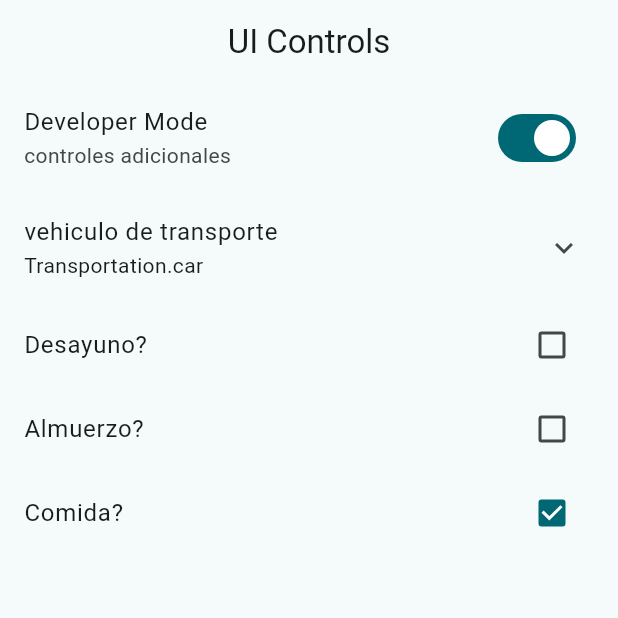
After one commit to andresriscanevo/01bases, a Flutter app: the UIControlsScreen screen opened by its route, on a phone screen of 412 x 824 dp, the top half of it. The commit adds this screen. Run offline on Flutter 3.47's test engine with Material 3 defaults, Android fonts, the phone set to English and light mode, and no system bars; our stand-ins replace go_router.

Commit message:
ui controls

```diff
--- a/lib/config/menu/menu_items.dart
+++ b/lib/config/menu/menu_items.dart
@@ -45,4 +45,10 @@ const appMenuItem = <MenuItem>[
     link: '/animatedcontainer',
     icon: Icons.animation_rounded,
   ),
+  MenuItem(
+    title: 'UiControls',
+    subtitle: 'Una serie de controles de flutter',
+    link: '/uicontrols',
+    icon: Icons.control_point_duplicate,
+  ),
 ];
--- a/lib/config/router/approuter.dart
+++ b/lib/config/router/approuter.dart
@@ -35,5 +35,10 @@ final appRouter = GoRouter(
       name: AnimatedScreen.name,
       builder: (context, state) => const AnimatedScreen(),
     ),
+    GoRoute(
+      path: '/uicontrols',
+      name: UIControlsScreen.name,
+      builder: (context, state) => const UIControlsScreen(),
+    ),
   ],
 );
--- a/lib/presentation/screens/screens.dart
+++ b/lib/presentation/screens/screens.dart
@@ -3,7 +3,7 @@ export 'package:widgetsapp/presentation/screens/app_tutorial/app_tutorial_screen
 export 'package:widgetsapp/presentation/screens/infinite_scroll/infinite_scroll_screen.dart';
 export 'package:widgetsapp/presentation/screens/progress/progress_screen.dart';
 export 'package:widgetsapp/presentation/screens/snackbar/snackbar_screen.dart';
-export 'package:widgetsapp/presentation/screens/ui_constrols/ui_controls_screnn.dart';
+export 'package:widgetsapp/presentation/screens/ui_controls/ui_controls_screnn.dart';
 export 'package:widgetsapp/presentation/screens/cards/cards_screen.dart';
 export 'package:widgetsapp/presentation/screens/home/home_screen.dart';
 export 'package:widgetsapp/presentation/screens/buttons/buttons_screen.dart';
--- a/lib/presentation/screens/ui_constrols/ui_controls_screnn.dart
+++ /dev/null
@@ -1,11 +0,0 @@
-import 'package:flutter/material.dart';
-
-class UIControlsScreen extends StatelessWidget {
-  static const name = 'ui_controls_screen';
-  const UIControlsScreen({super.key});
-
-  @override
-  Widget build(BuildContext context) {
-    return const Placeholder();
-  }
-}
--- /dev/null
+++ b/lib/presentation/screens/ui_controls/ui_controls_screnn.dart
@@ -0,0 +1,118 @@
+import 'package:flutter/material.dart';
+
+class UIControlsScreen extends StatelessWidget {
+  static const name = 'ui_controls_screen';
+  const UIControlsScreen({super.key});
+
+  @override
+  Widget build(BuildContext context) {
+    return Scaffold(
+      appBar: AppBar(
+        title: const Text('UI Controls'),
+      ),
+      body: _UiControlsView(),
+    );
+  }
+}
+
+enum Transportation { car, plane, boat, submarin }
+
+class _UiControlsView extends StatefulWidget {
+  const _UiControlsView({
+    super.key,
+  });
+
+  @override
+  State<_UiControlsView> createState() => _UiControlsViewState();
+}
+
+class _UiControlsViewState extends State<_UiControlsView> {
+  bool isDeveloper = true;
+  Transportation selectedTransportation = Transportation.car;
+  bool whantsBreackfast = false;
+  bool whantslunch = false;
+  bool whantdinner = true;
+  @override
+  Widget build(BuildContext context) {
+    return ListView(
+      physics: const ClampingScrollPhysics(),
+      children: [
+        SwitchListTile(
+          value: isDeveloper,
+          title: const Text('Developer Mode'),
+          subtitle: const Text('controles adicionales'),
+          onChanged: (value) => setState(() {
+            isDeveloper = !isDeveloper;
+          }),
+        ),
+        ExpansionTile(
+          title: const Text('vehiculo de transporte'),
+          subtitle: Text('$selectedTransportation'),
+          children: [
+            RadioListTile(
+              title: const Text('by Car'),
+              subtitle: const Text('viaje en carro'),
+              tileColor: Colors.black12,
+              value: Transportation.car,
+              groupValue: selectedTransportation,
+              onChanged: (value) => setState(() {
+                selectedTransportation = Transportation.car;
+              }),
+            ),
+            RadioListTile(
+              title: const Text('by Car'),
+              subtitle: const Text('viaje en carro'),
+              tileColor: Colors.green,
+              value: Transportation.boat,
+              groupValue: selectedTransportation,
+              onChanged: (value) => setState(() {
+                selectedTransportation = Transportation.boat;
+              }),
+            ),
+            RadioListTile(
+              title: const Text('by plane '),
+              subtitle: const Text('viaje en avion '),
+              tileColor: Colors.blueAccent,
+              value: Transportation.plane,
+              groupValue: selectedTransportation,
+              onChanged: (value) => setState(() {
+                selectedTransportation = Transportation.plane;
+              }),
+            ),
+            RadioListTile(
+              title: const Text('by Car'),
+              subtitle: const Text('viaje en carro'),
+              tileColor: Colors.amberAccent,
+              value: Transportation.submarin,
+              groupValue: selectedTransportation,
+              onChanged: (value) => setState(() {
+                selectedTransportation = Transportation.submarin;
+              }),
+            ),
+          ],
+        ),
+        CheckboxListTile(
+          title: const Text('Desayuno?'),
+          value: whantsBreackfast,
+          onChanged: (value) => setState(() {
+            whantsBreackfast = !whantsBreackfast;
+          }),
+        ),
+        CheckboxListTile(
+          title: const Text('Almuerzo?'),
+          value: whantslunch,
+          onChanged: (value) => setState(() {
+            whantslunch = !whantslunch;
+          }),
+        ),
+        CheckboxListTile(
+          title: const Text('Comida?'),
+          value: whantdinner,
+          onChanged: (value) => setState(() {
+            whantdinner = !whantdinner;
+          }),
+        ),
+      ],
+    );
+  }
+}
```
Also changed, not shown: pubspec.lock, 1 other file.
